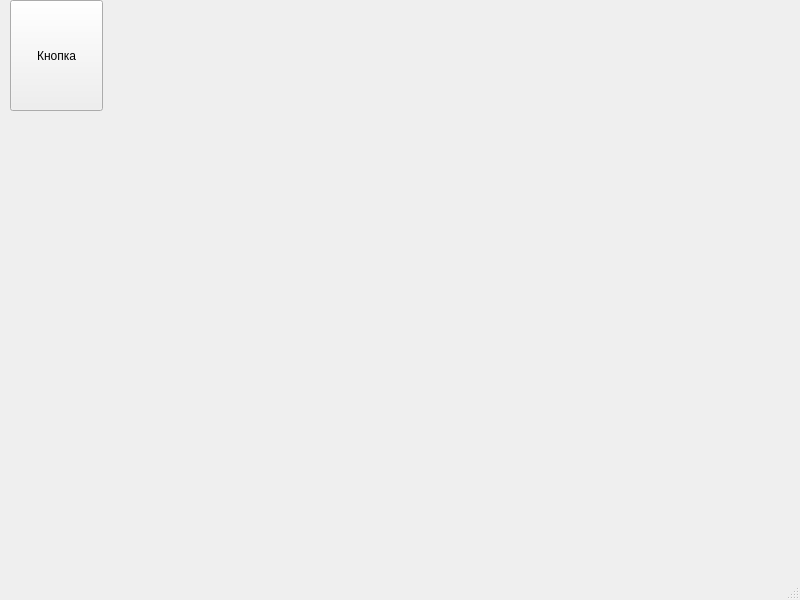
First picture: the form in UI.ui, repository Charlies-Kvit/PyQt_Form, before the edit.
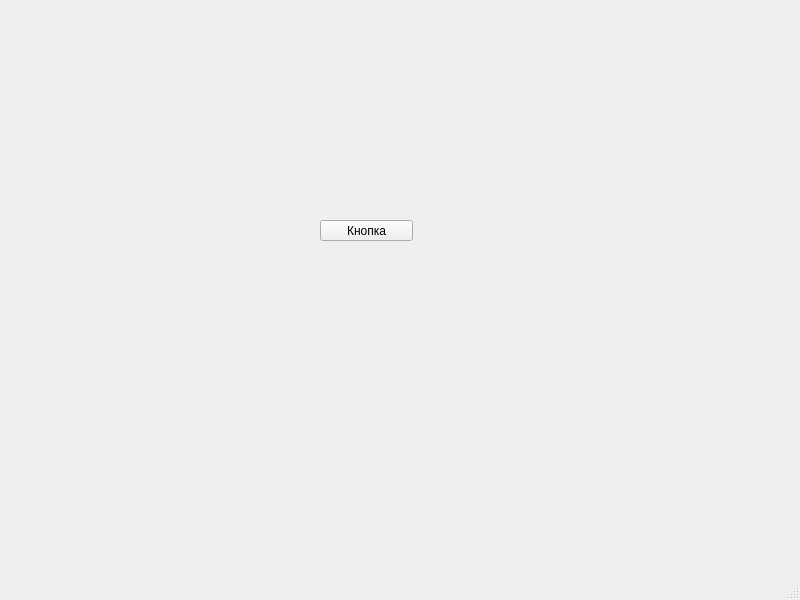
Second picture: the form after the edit.

Commit message: Изменен интерфейс

```diff
--- a/UI.ui
+++ b/UI.ui
@@ -17,10 +17,10 @@
    <widget class="QPushButton" name="pushButton">
     <property name="geometry">
      <rect>
-      <x>10</x>
-      <y>0</y>
+      <x>320</x>
+      <y>220</y>
       <width>93</width>
-      <height>111</height>
+      <height>21</height>
      </rect>
     </property>
     <property name="text">
```
